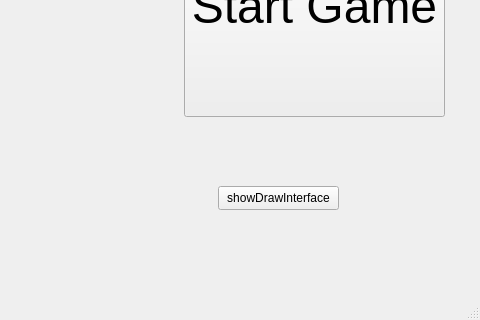
Qt form User/User/Lobby_Interface.ui (xNaga09x/ProjectModernCpp) before a commit; both pictures show x 276 to 756 and y 211 to 531 of the 756 by 531 pixel window.
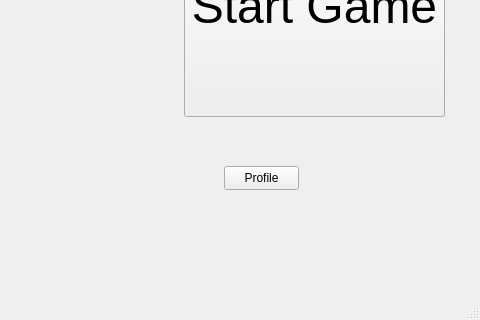
The same form after that commit.

Commit message: Made profile

Diff of the .ui file:
```diff
--- a/User/User/Lobby_Interface.ui
+++ b/User/User/Lobby_Interface.ui
@@ -58,14 +58,14 @@
    <widget class="QPushButton" name="drawButton">
     <property name="geometry">
      <rect>
-      <x>494</x>
-      <y>380</y>
-      <width>121</width>
+      <x>500</x>
+      <y>360</y>
+      <width>75</width>
       <height>24</height>
      </rect>
     </property>
     <property name="text">
-     <string>showDrawInterface</string>
+     <string>Profile</string>
     </property>
    </widget>
   </widget>
```
Left out of the diff: 2 changed lines with no effect on the pictures. The commit also changes 11 other files.
